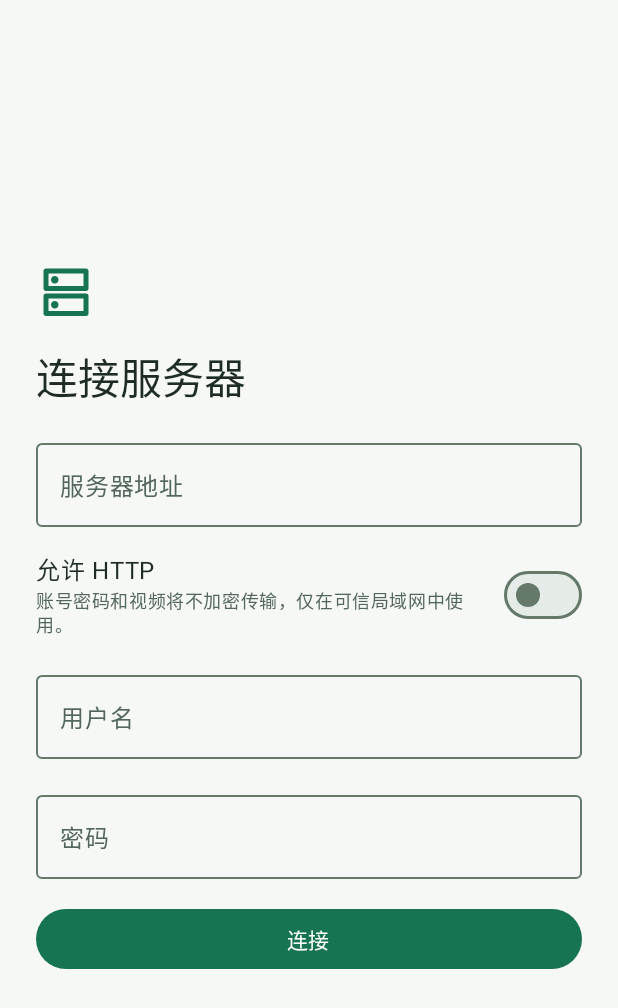
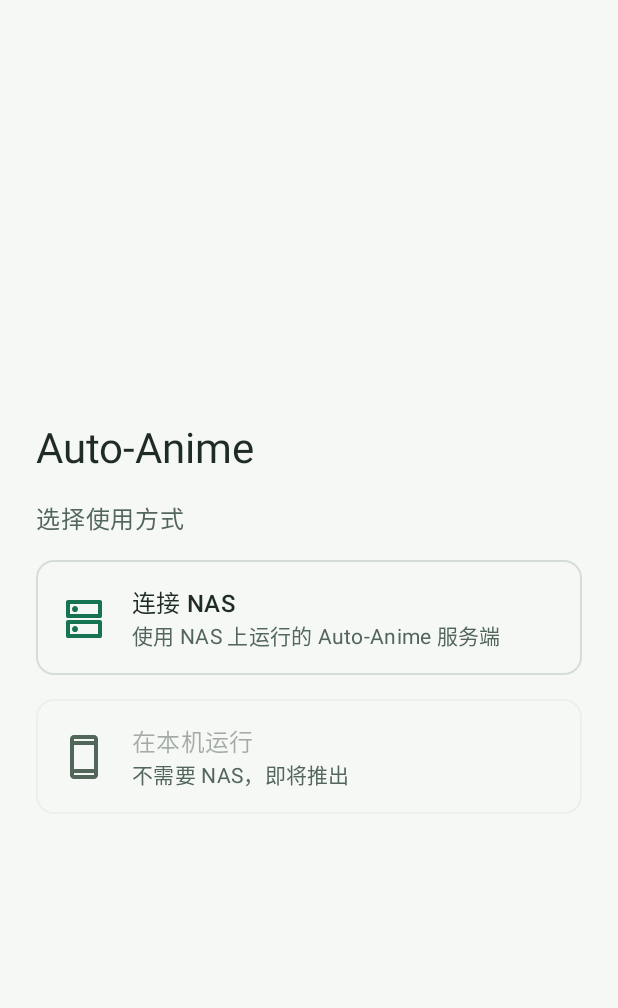
Before and after one commit to Shizuku11451/auto-anime, an Android app built with Jetpack Compose: the screen it shows after launch (MainActivity), on a phone screen of 412 x 824 dp. Shown: the top 1008 px of the screen. Run offline under Robolectric (Android 15) with nearby library versions, the phone set to English and light mode, and no system bars; our stand-ins replace Dagger/Hilt's generated code, Navigation 3, navigation suite; libraries missing offline, so code that uses them is left out: androidx.hilt.lifecycle; pictures from the network do not load.

Commit message:
feat(android): start with a choice between NAS and on-device mode
A fresh start now asks how to use the app: connect to a NAS (remote
mode) or run on this device. Standalone mode is planned for M5 and is
shown disabled as coming soon. After logout or session expiry the
prefilled connect form still opens directly, with no extra step.

Instrumented tests accept either entry, since a test that runs after
another one logged out in the same process sees the form directly.

```diff
--- a/android/core/designsystem/src/main/java/com/autoanime/android/core/designsystem/Icons.kt
+++ b/android/core/designsystem/src/main/java/com/autoanime/android/core/designsystem/Icons.kt
@@ -11,6 +11,7 @@ object AppIcons {
     @DrawableRes val Close = R.drawable.ic_close
     @DrawableRes val Play = R.drawable.ic_play_circle
     @DrawableRes val Server = R.drawable.ic_dns
+    @DrawableRes val Phone = R.drawable.ic_smartphone
     @DrawableRes val Refresh = R.drawable.ic_refresh
     @DrawableRes val Download = R.drawable.ic_download
     @DrawableRes val Pause = R.drawable.ic_pause
--- /dev/null
+++ b/android/core/designsystem/src/main/res/drawable/ic_smartphone.xml
@@ -0,0 +1,10 @@
+<vector xmlns:android="http://schemas.android.com/apk/res/android"
+    android:width="24dp"
+    android:height="24dp"
+    android:viewportWidth="960"
+    android:viewportHeight="960"
+>
+  <path
+      android:fillColor="@android:color/white"
+      android:pathData="M280,920Q247,920 223.5,896.5Q200,873 200,840L200,120Q200,87 223.5,63.5Q247,40 280,40L680,40Q713,40 736.5,63.5Q760,87 760,120L760,840Q760,873 736.5,896.5Q713,920 680,920L280,920ZM280,800L280,840Q280,840 280,840Q280,840 280,840L680,840Q680,840 680,840Q680,840 680,840L680,800L280,800ZM280,720L680,720L680,240L280,240L280,720ZM280,160L680,160L680,120Q680,120 680,120Q680,120 680,120L280,120Q280,120 280,120Q280,120 280,120L280,160ZM280,160L280,120Q280,120 280,120Q280,120 280,120L280,120Q280,120 280,120Q280,120 280,120L280,160L280,160ZM280,800L280,800L280,840Q280,840 280,840Q280,840 280,840L280,840Q280,840 280,840Q280,840 280,840L280,800Z"/>
+</vector>
--- a/android/feature/connect/build.gradle.kts
+++ b/android/feature/connect/build.gradle.kts
@@ -3,3 +3,7 @@ plugins {
 }
 
 android { namespace = "com.autoanime.android.feature.connect" }
+
+dependencies {
+    implementation(libs.androidx.activity.compose)
+}
--- a/android/feature/connect/src/main/java/com/autoanime/android/feature/connect/ConnectScreen.kt
+++ b/android/feature/connect/src/main/java/com/autoanime/android/feature/connect/ConnectScreen.kt
@@ -19,7 +19,10 @@ import androidx.compose.foundation.selection.toggleable
 import androidx.compose.foundation.text.KeyboardActions
 import androidx.compose.foundation.text.KeyboardOptions
 import androidx.compose.foundation.verticalScroll
+import androidx.activity.compose.BackHandler
 import androidx.compose.material3.Button
+import androidx.compose.material3.IconButton
+import androidx.compose.material3.OutlinedCard
 import androidx.compose.material3.CircularProgressIndicator
 import androidx.compose.material3.Icon
 import androidx.compose.material3.MaterialTheme
@@ -53,6 +56,7 @@ import com.autoanime.android.core.data.SessionState
 import com.autoanime.android.core.designsystem.AppIcons
 import com.autoanime.android.core.designsystem.message
 import com.autoanime.android.core.network.InvalidServerUrl
+import com.autoanime.android.core.designsystem.R as DesignR
 
 @Composable
 fun ConnectRoute(viewModel: ConnectViewModel = hiltViewModel()) {
@@ -69,6 +73,14 @@ fun ConnectScreen(
     state: SessionState.SignedOut,
     onConnect: (url: String, allowHttp: Boolean, account: String, password: String) -> InvalidServerUrl.Reason?,
 ) {
+    // A fresh start offers the choice of mode first; after logout or expiry the form comes straight back.
+    val fresh = state.form == null && state.error == null
+    var choosing by rememberSaveable { mutableStateOf(fresh) }
+    if (choosing) {
+        ModeChooser(onRemote = { choosing = false })
+        return
+    }
+    BackHandler(enabled = fresh) { choosing = true }
     // Prefilled once per visit; later state updates must not overwrite what the user is typing.
     var url by rememberSaveable { mutableStateOf(state.form?.url.orEmpty()) }
     var allowHttp by rememberSaveable { mutableStateOf(state.form?.allowHttp ?: false) }
@@ -105,6 +117,9 @@ fun ConnectScreen(
             verticalArrangement = Arrangement.Center,
         ) {
             Column(Modifier.widthIn(max = 480.dp).fillMaxWidth(), verticalArrangement = Arrangement.spacedBy(16.dp)) {
+                if (fresh) IconButton(onClick = { choosing = true }, modifier = Modifier.testTag(ConnectTestTags.BACK_TO_MODES)) {
+                    Icon(painterResource(AppIcons.Back), contentDescription = stringResource(DesignR.string.back))
+                }
                 Icon(
                     painterResource(AppIcons.Server),
                     contentDescription = null,
@@ -181,6 +196,67 @@ fun ConnectScreen(
     }
 }
 
+/**
+ * Remote mode uses a server on the user's NAS. Standalone mode, which runs the same server inside
+ * the app, is planned and shown disabled until it exists.
+ */
+@Composable
+private fun ModeChooser(onRemote: () -> Unit) {
+    Scaffold { padding ->
+        Column(
+            Modifier.fillMaxSize().padding(padding).verticalScroll(rememberScrollState()).padding(24.dp),
+            horizontalAlignment = Alignment.CenterHorizontally,
+            verticalArrangement = Arrangement.Center,
+        ) {
+            Column(Modifier.widthIn(max = 480.dp).fillMaxWidth(), verticalArrangement = Arrangement.spacedBy(16.dp)) {
+                Text(stringResource(R.string.app_title), style = MaterialTheme.typography.headlineMedium)
+                Text(
+                    stringResource(R.string.choose_mode),
+                    style = MaterialTheme.typography.bodyLarge,
+                    color = MaterialTheme.colorScheme.onSurfaceVariant,
+                )
+                ModeCard(
+                    icon = AppIcons.Server,
+                    title = R.string.mode_remote,
+                    summary = R.string.mode_remote_summary,
+                    enabled = true,
+                    onClick = onRemote,
+                    modifier = Modifier.testTag(ConnectTestTags.MODE_REMOTE),
+                )
+                ModeCard(
+                    icon = AppIcons.Phone,
+                    title = R.string.mode_local,
+                    summary = R.string.mode_local_summary,
+                    enabled = false,
+                    onClick = {},
+                )
+            }
+        }
+    }
+}
+
+@Composable
+private fun ModeCard(icon: Int, title: Int, summary: Int, enabled: Boolean, onClick: () -> Unit, modifier: Modifier = Modifier) {
+    OutlinedCard(onClick = onClick, enabled = enabled, modifier = modifier.fillMaxWidth()) {
+        Row(Modifier.padding(16.dp), verticalAlignment = Alignment.CenterVertically, horizontalArrangement = Arrangement.spacedBy(16.dp)) {
+            Icon(
+                painterResource(icon),
+                contentDescription = null,
+                tint = if (enabled) MaterialTheme.colorScheme.primary else MaterialTheme.colorScheme.onSurfaceVariant,
+                modifier = Modifier.size(32.dp),
+            )
+            Column(Modifier.weight(1f)) {
+                Text(stringResource(title), style = MaterialTheme.typography.titleMedium)
+                Text(
+                    stringResource(summary),
+                    style = MaterialTheme.typography.bodyMedium,
+                    color = MaterialTheme.colorScheme.onSurfaceVariant,
+                )
+            }
+        }
+    }
+}
+
 @Composable
 private fun InvalidServerUrl.Reason.message(): String = stringResource(
     when (this) {
@@ -198,4 +274,6 @@ object ConnectTestTags {
     const val USERNAME = "username"
     const val PASSWORD = "password"
     const val CONNECT = "connect"
+    const val MODE_REMOTE = "mode_remote"
+    const val BACK_TO_MODES = "back_to_modes"
 }
--- a/android/feature/connect/src/main/res/values/strings.xml
+++ b/android/feature/connect/src/main/res/values/strings.xml
@@ -11,4 +11,10 @@
     <string name="url_query">地址中不能包含查询参数或片段。</string>
     <string name="url_trailing_slash">地址路径需以 / 结尾。</string>
     <string name="url_http_not_allowed">HTTP 地址需要先打开“允许 HTTP”。</string>
+    <string name="app_title">Auto-Anime</string>
+    <string name="choose_mode">选择使用方式</string>
+    <string name="mode_remote">连接 NAS</string>
+    <string name="mode_remote_summary">使用 NAS 上运行的 Auto-Anime 服务端</string>
+    <string name="mode_local">在本机运行</string>
+    <string name="mode_local_summary">不需要 NAS，即将推出</string>
 </resources>
```
Also changed, not shown: 3 other files.
